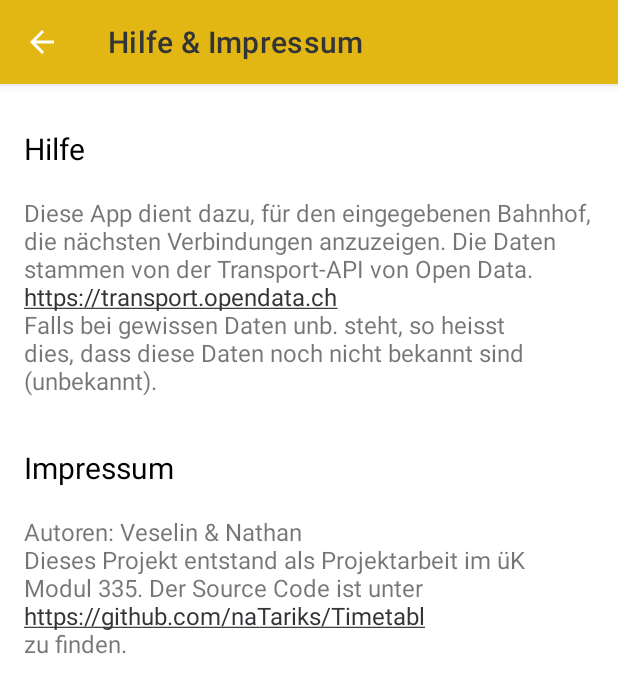
After one commit to naTariks/Timetable, an Android app: the HelpImpressum screen opened directly, with no data from a screen before it, on a phone screen of 412 x 824 dp. The commit adds this screen. Shown: the top 693 px of the screen. Run offline under Robolectric (Android 15) with nearby library versions, the phone set to English and light mode, and no system bars; network calls fail.

Commit message:
Finished whole App. throws exceptions, added the whole Help shit and some other stuff | v1.3

```diff
--- /dev/null
+++ b/app/src/main/java/ch/stanrich/timetable/HelpImpressum.java
@@ -0,0 +1,34 @@
+package ch.stanrich.timetable;
+
+import androidx.appcompat.app.ActionBar;
+import androidx.appcompat.app.AppCompatActivity;
+
+import android.os.Bundle;
+import android.text.Html;
+import android.view.MenuItem;
+
+public class HelpImpressum extends AppCompatActivity {
+
+    @Override
+    protected void onCreate(Bundle savedInstanceState) {
+        super.onCreate(savedInstanceState);
+        setContentView(R.layout.activity_help_impressum);
+
+        getSupportActionBar().setTitle(Html.fromHtml("<font color=\"#323437\">Hilfe & Impressum</font>"));
+
+        ActionBar actionBar = getSupportActionBar();
+        if (actionBar != null) {
+            getSupportActionBar().setDisplayHomeAsUpEnabled(true);
+        }
+    }
+
+    @Override
+    public boolean onOptionsItemSelected(MenuItem item) {
+        int itemId = item.getItemId();
+        if(itemId== android.R.id.home) {
+            onBackPressed();
+            return true;
+        }
+        return super.onOptionsItemSelected(item);
+    }
+}
--- a/app/src/main/java/ch/stanrich/timetable/MainActivity.java
+++ b/app/src/main/java/ch/stanrich/timetable/MainActivity.java
@@ -29,4 +29,9 @@ public class MainActivity extends AppCompatActivity {
         intent.putExtra("Bahnhof", bahnhof);
         startActivity(intent);
     }
+
+    public void btnHelpClicked(View view) {
+        Intent intent = new Intent(this, HelpImpressum.class);
+        startActivity(intent);
+    }
 }
--- a/app/src/main/java/ch/stanrich/timetable/model/Bahnhof.java
+++ b/app/src/main/java/ch/stanrich/timetable/model/Bahnhof.java
@@ -8,11 +8,6 @@ public class Bahnhof {
     private int id;
     private String name;
     private List<Verbindung> verbindungen;
-
-
-    public Bahnhof(int id, String name){
-
-    }
 
     public Bahnhof(){
         this.verbindungen = new ArrayList<>();
--- /dev/null
+++ b/app/src/main/res/layout/activity_help_impressum.xml
@@ -0,0 +1,68 @@
+<?xml version="1.0" encoding="utf-8"?>
+<androidx.constraintlayout.widget.ConstraintLayout xmlns:android="http://schemas.android.com/apk/res/android"
+    xmlns:app="http://schemas.android.com/apk/res-auto"
+    xmlns:tools="http://schemas.android.com/tools"
+    android:layout_width="match_parent"
+    android:layout_height="match_parent"
+    tools:context=".HelpImpressum"
+    android:padding="16dp">
+
+    <TextView
+        android:id="@+id/txtHelpTitle"
+        android:layout_width="match_parent"
+        android:layout_height="wrap_content"
+        android:text="@string/hilfeTitle"
+        android:layout_marginTop="13dp"
+
+        android:textSize="20dp"
+        android:textColor="@color/black"
+
+        app:layout_constraintEnd_toEndOf="parent"
+        app:layout_constraintStart_toStartOf="parent"
+        app:layout_constraintTop_toTopOf="parent"/>
+
+    <TextView
+        android:id="@+id/txtHelp"
+        android:layout_width="match_parent"
+        android:layout_height="wrap_content"
+        android:text="@string/hilfeText"
+
+        android:textSize="16dp"
+
+        app:layout_constraintEnd_toEndOf="parent"
+        app:layout_constraintStart_toStartOf="parent"
+        app:layout_constraintTop_toBottomOf="@+id/txtHelpTitle"
+
+        android:autoLink="web"
+        android:layout_marginTop="18dp"/>
+
+    <TextView
+        android:id="@+id/txtImpressumTitle"
+        android:layout_width="match_parent"
+        android:layout_height="wrap_content"
+        android:text="@string/impressumTitle"
+
+        android:textSize="20dp"
+        android:textColor="@color/black"
+
+        app:layout_constraintEnd_toEndOf="parent"
+        app:layout_constraintStart_toStartOf="parent"
+        app:layout_constraintTop_toBottomOf="@+id/txtHelp"
+
+        android:layout_marginTop="33dp"/>
+
+    <TextView
+        android:id="@+id/txtImpressum"
+        android:layout_width="match_parent"
+        android:layout_height="wrap_content"
+        android:text="@string/impressumText"
+
+        android:textSize="16dp"
+
+        app:layout_constraintEnd_toEndOf="parent"
+        app:layout_constraintStart_toStartOf="parent"
+        app:layout_constraintTop_toBottomOf="@+id/txtImpressumTitle"
+
+        android:autoLink="web"
+        android:layout_marginTop="18dp"/>
+</androidx.constraintlayout.widget.ConstraintLayout>
--- a/app/src/main/res/values/colors.xml
+++ b/app/src/main/res/values/colors.xml
@@ -11,4 +11,5 @@
     <color name="darkGray">#121212</color>
     <color name="main_yellow">#e2b714</color>
     <color name="cooli_buttons">#9EFD38</color>
+    <color name="beste">#FF69B4</color>
 </resources>
--- a/app/src/main/res/values/strings.xml
+++ b/app/src/main/res/values/strings.xml
@@ -5,4 +5,8 @@
     <string name="begruessung">Willkommen</string>
     <string name="tutorial">Geben Sie einen beliebigen Schweizer Bahnhof ein und sehen Sie die nächsten Verbindungen ab diesem.</string>
     <string name="btnGo">Go</string>
+    <string name="hilfeTitle">Hilfe</string>
+    <string name="hilfeText">Diese App dient dazu, für den eingegebenen Bahnhof, die nächsten Verbindungen anzuzeigen. Die Daten stammen von der Transport-API von Open Data. https://transport.opendata.ch \nFalls bei gewissen Daten unb. steht, so heisst dies, dass diese Daten noch nicht bekannt sind (unbekannt).</string>
+    <string name="impressumTitle">Impressum</string>
+    <string name="impressumText">Autoren: Veselin &amp; Nathan\nDieses Projekt entstand als Projektarbeit im üK Modul 335. Der Source Code ist unter \nhttps://github.com/naTariks/Timetabl \nzu finden.</string>
 </resources>
```
Also changed, not shown: app/src/main/AndroidManifest.xml (+5 -2 lines), app/src/main/java/ch/stanrich/timetable/Abfahrtsplan.java (+28 -11 lines), app/src/main/java/ch/stanrich/timetable/VerbindungsDetail.java (+17 -3 lines), app/src/main/java/ch/stanrich/timetable/adapter/AbfahrtsplanAdapter.java (+5 -2 lines), app/src/main/java/ch/stanrich/timetable/helper/VerbindungJsonParser.java (+17 -10 lines), app/src/main/java/ch/stanrich/timetable/model/Verbindung.java (+26 -16 lines), app/src/main/res/layout/activity_abfahrtsplan.xml (+14 -0 lines), app/src/main/res/layout/activity_main.xml (+14 -0 lines), app/src/main/res/layout/activity_verbindungs_detail.xml (+14 -0 lines), app/src/main/res/drawable/questionmark.png (added).
